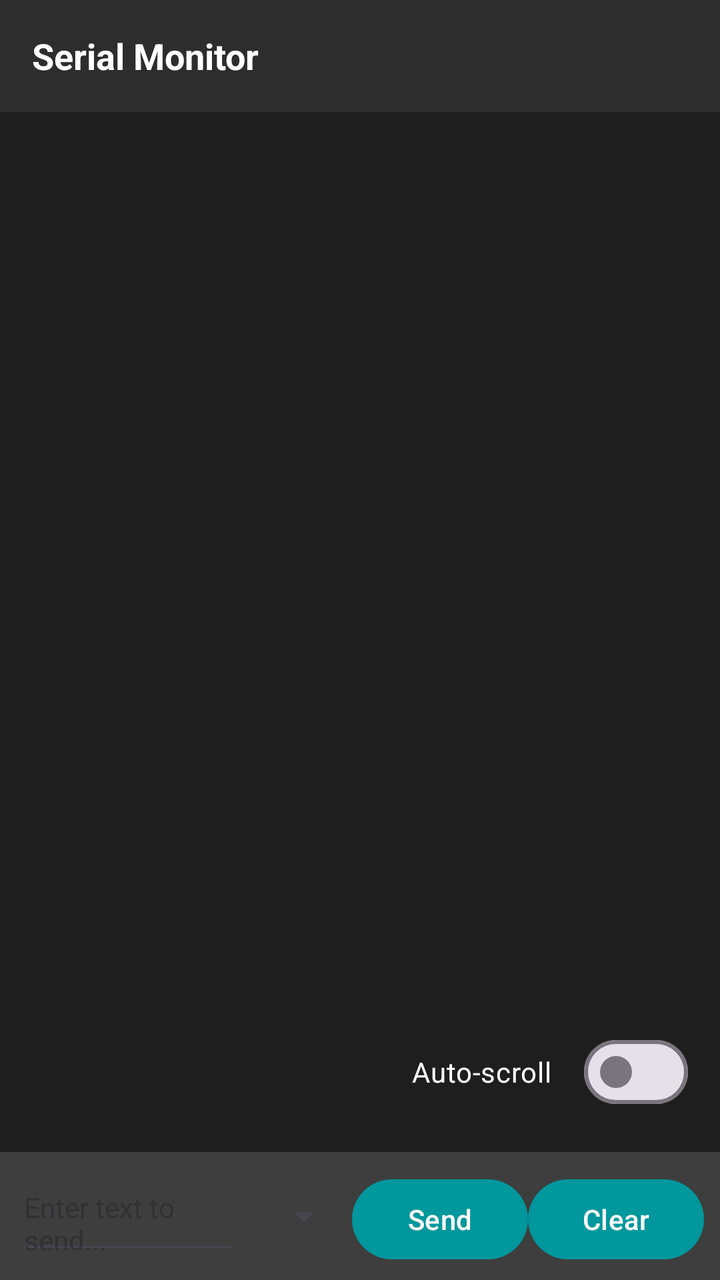
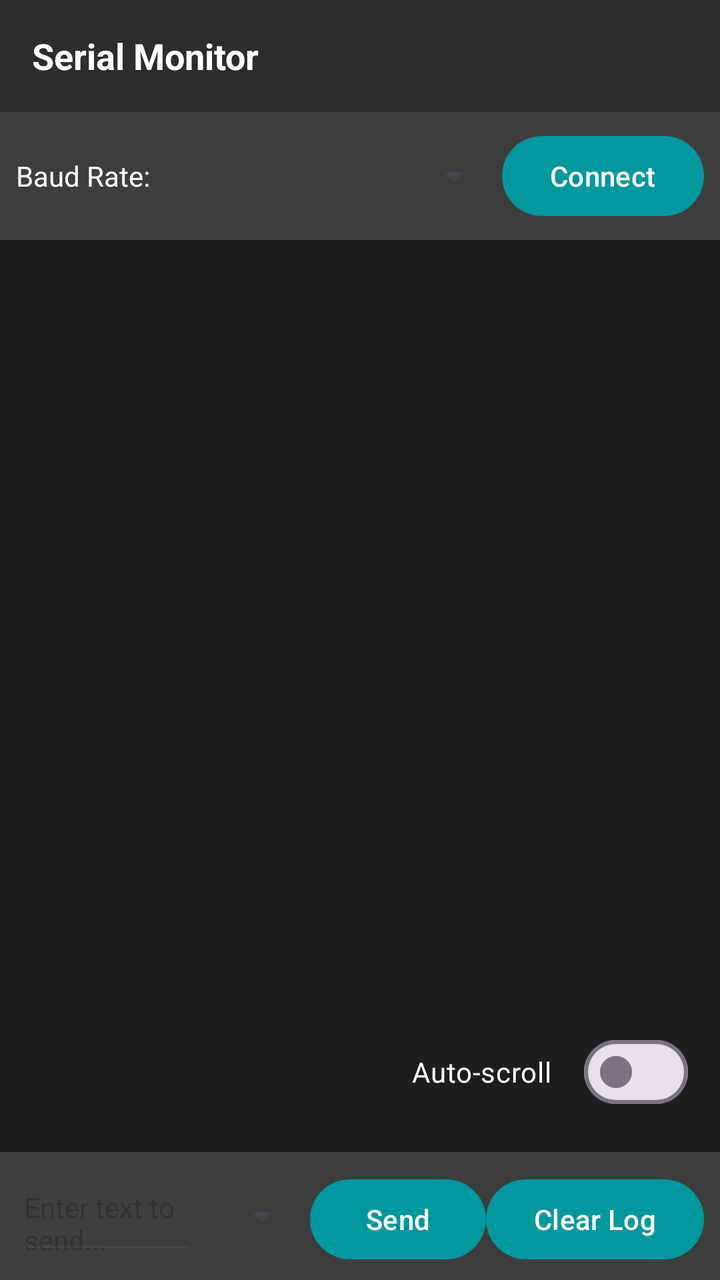

Screens rendered from an Android XML layout before and after an edit, with the pre-edit source and the edit as a unified diff.
<!-- AndroidManifest.xml: application theme Theme.ArduinoMobileWorkshop -->
<!-- res/layout/activity_serial_monitor.xml -->
<?xml version="1.0" encoding="utf-8"?>
<androidx.constraintlayout.widget.ConstraintLayout
    xmlns:android="http://schemas.android.com/apk/res/android"
    xmlns:app="http://schemas.android.com/apk/res-auto"
    android:layout_width="match_parent"
    android:layout_height="match_parent"
    android:background="@color/background_dark">
    
    <androidx.appcompat.widget.Toolbar
        android:id="@+id/toolbar"
        android:layout_width="match_parent"
        android:layout_height="@dimen/toolbar_height"
        android:background="@color/surface_dark"
        app:layout_constraintTop_toTopOf="parent">
        <TextView
            android:layout_width="wrap_content"
            android:layout_height="wrap_content"
            android:text="Serial Monitor"
            android:textColor="@color/on_surface"
            android:textSize="18sp"
            android:textStyle="bold" />
    </androidx.appcompat.widget.Toolbar>
    
    <LinearLayout
        android:layout_width="match_parent"
        android:layout_height="wrap_content"
        android:orientation="horizontal"
        android:background="@color/surface_variant_dark"
        android:padding="8dp"
        app:layout_constraintTop_toBottomOf="@id/toolbar">
        <TextView
            android:layout_width="wrap_content"
            android:layout_height="wrap_content"
            android:text="Baud Rate:"
            android:textColor="@color/on_surface"
            android:gravity="center_vertical" />
        <Spinner
            android:id="@+id/baudRateSpinner"
            android:layout_width="0dp"
            android:layout_height="@dimen/button_height"
            android:layout_weight="1"
            android:layout_marginStart="8dp" />
        <com.google.android.material.button.MaterialButton
            android:id="@+id/connectButton"
            android:layout_width="wrap_content"
            android:layout_height="@dimen/button_height"
            android:text="Connect"
            android:textAllCaps="false" />
    </LinearLayout>
    
    <androidx.core.widget.NestedScrollView
        android:id="@+id/serialOutputScroll"
        android:layout_width="match_parent"
        android:layout_height="0dp"
        android:background="@color/editor_background"
        android:fillViewport="true"
        app:layout_constraintTop_toBottomOf="@id/toolbar"
        app:layout_constraintBottom_toTopOf="@id/inputBar">
        <TextView
            android:id="@+id/serialOutput"
            android:layout_width="match_parent"
            android:layout_height="wrap_content"
            android:textColor="@color/editor_text"
            android:textSize="14sp"
            android:fontFamily="monospace"
            android:padding="16dp" />
    </androidx.core.widget.NestedScrollView>
    
    <LinearLayout
        android:id="@+id/inputBar"
        android:layout_width="match_parent"
        android:layout_height="wrap_content"
        android:orientation="horizontal"
        android:background="@color/surface_variant_dark"
        android:padding="8dp"
        app:layout_constraintBottom_toBottomOf="parent">
        <com.google.android.material.textfield.TextInputEditText
            android:id="@+id/inputField"
            android:layout_width="0dp"
            android:layout_height="@dimen/button_height"
            android:layout_weight="1"
            android:hint="Enter text to send..."
            android:textColor="@color/on_surface"
            android:textSize="14sp"
            android:imeOptions="actionSend" />
        <Spinner
            android:id="@+id/newlineSpinner"
            android:layout_width="wrap_content"
            android:layout_height="@dimen/button_height"
            android:layout_marginStart="8dp" />
        <com.google.android.material.button.MaterialButton
            android:id="@+id/sendButton"
            android:layout_width="wrap_content"
            android:layout_height="@dimen/button_height"
            android:text="Send"
 
           android:textAllCaps="false" />
        <com.google.android.material.button.MaterialButton
            android:id="@+id/clearButton"
            android:layout_width="wrap_content"
            android:layout_height="@dimen/button_height"
            android:text="Clear"
            android:textAllCaps="false" />
    </LinearLayout>
    
    <com.google.android.material.materialswitch.MaterialSwitch
        android:id="@+id/autoScrollSwitch"
        android:layout_width="wrap_content"
        android:layout_height="wrap_content"
        android:text="Auto-scroll"
        android:textColor="@color/on_surface"
        android:layout_margin="16dp"
        app:layout_constraintBottom_toTopOf="@id/inputBar"
        app:layout_constraintEnd_toEndOf="parent" />
</androidx.constraintlayout.widget.ConstraintLayout>
<!-- resources referenced by this layout -->
<resources>
  <color name="background_dark">#1E1E1E</color>
  <color name="editor_background">#1E1E1E</color>
  <color name="editor_text">#D4D4D4</color>
  <color name="on_surface">#FFFFFF</color>
  <color name="surface_dark">#2D2D2D</color>
  <color name="surface_variant_dark">#3E3E3E</color>
  <dimen name="button_height">48dp</dimen>
  <dimen name="toolbar_height">56dp</dimen>
  <style name="Theme.ArduinoMobileWorkshop" parent="Theme.Material3.DayNight.NoActionBar">
          <item name="colorPrimary">@color/arduino_blue</item>
          <item name="colorOnPrimary">@color/on_surface</item>
          <item name="android:colorBackground">@color/background_dark</item>
          <item name="colorOnBackground">@color/on_surface</item>
          <item name="colorSurface">@color/surface_dark</item>
          <item name="colorOnSurface">@color/on_surface</item>
      </style>
  <color name="arduino_blue">#00979D</color>
</resources>

<!-- the commit's change to res/layout/activity_serial_monitor.xml (unified diff, before → after) -->
@@ -4,8 +4,9 @@
     xmlns:app="http://schemas.android.com/apk/res-auto"
     android:layout_width="match_parent"
     android:layout_height="match_parent"
+    android:fitsSystemWindows="true"
     android:background="@color/background_dark">
-    
+
     <androidx.appcompat.widget.Toolbar
         android:id="@+id/toolbar"
         android:layout_width="match_parent"
@@ -20,8 +21,9 @@
             android:textSize="18sp"
             android:textStyle="bold" />
     </androidx.appcompat.widget.Toolbar>
-    
+
     <LinearLayout
+        android:id="@+id/baudRow"
         android:layout_width="match_parent"
         android:layout_height="wrap_content"
         android:orientation="horizontal"
@@ -47,14 +49,14 @@
             android:text="Connect"
             android:textAllCaps="false" />
     </LinearLayout>
-    
+
     <androidx.core.widget.NestedScrollView
         android:id="@+id/serialOutputScroll"
         android:layout_width="match_parent"
         android:layout_height="0dp"
         android:background="@color/editor_background"
         android:fillViewport="true"
-        app:layout_constraintTop_toBottomOf="@id/toolbar"
+        app:layout_constraintTop_toBottomOf="@id/baudRow"
         app:layout_constraintBottom_toTopOf="@id/inputBar">
         <TextView
             android:id="@+id/serialOutput"
@@ -65,7 +67,7 @@
             android:fontFamily="monospace"
             android:padding="16dp" />
     </androidx.core.widget.NestedScrollView>
-    
+
     <LinearLayout
         android:id="@+id/inputBar"
         android:layout_width="match_parent"
@@ -93,16 +95,15 @@
             android:layout_width="wrap_content"
             android:layout_height="@dimen/button_height"
             android:text="Send"
- 
-           android:textAllCaps="false" />
+            android:textAllCaps="false" />
         <com.google.android.material.button.MaterialButton
             android:id="@+id/clearButton"
             android:layout_width="wrap_content"
             android:layout_height="@dimen/button_height"
-            android:text="Clear"
+            android:text="Clear Log"
             android:textAllCaps="false" />
     </LinearLayout>
-    
+
     <com.google.android.material.materialswitch.MaterialSwitch
         android:id="@+id/autoScrollSwitch"
         android:layout_width="wrap_content"
